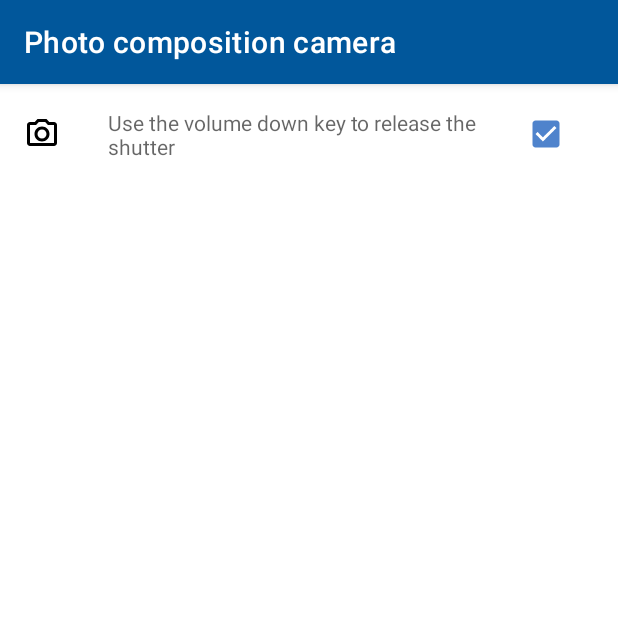
After one commit to takusan23/KanemochiCamera, an Android app: the PreferenceActivity screen opened directly, with no data from a screen before it, on a phone screen of 412 x 824 dp, the top half of it. The commit adds this screen. Run offline under Robolectric (Android 15) with nearby library versions, the phone set to English and light mode, and no system bars; our stand-ins replace androidx.preference.

Commit message:
音量-でシャッターを切れるようにした

```diff
--- a/app/src/main/AndroidManifest.xml
+++ b/app/src/main/AndroidManifest.xml
@@ -3,7 +3,7 @@
     package="io.github.takusan23.kanemochicamera">
 
     <uses-permission android:name="android.permission.CAMERA" />
-        <uses-permission android:name="android.permission.READ_EXTERNAL_STORAGE" />
+    <uses-permission android:name="android.permission.READ_EXTERNAL_STORAGE" />
 
     <application
         android:allowBackup="true"
@@ -12,7 +12,8 @@
         android:roundIcon="@mipmap/ic_launcher_round"
         android:supportsRtl="true"
         android:theme="@style/AppTheme">
-        <activity android:name=".LicenceActivity"></activity>
+        <activity android:name=".PreferenceActivity"></activity>
+        <activity android:name=".LicenceActivity" />
         <activity
             android:name=".ThisApp"
             android:label="@string/this_app" />
--- /dev/null
+++ b/app/src/main/java/io/github/takusan23/kanemochicamera/PreferenceActivity.kt
@@ -0,0 +1,17 @@
+package io.github.takusan23.kanemochicamera
+
+import androidx.appcompat.app.AppCompatActivity
+import android.os.Bundle
+
+class PreferenceActivity : AppCompatActivity() {
+
+    override fun onCreate(savedInstanceState: Bundle?) {
+        super.onCreate(savedInstanceState)
+        setContentView(R.layout.activity_preference)
+
+        supportFragmentManager.beginTransaction()
+            .replace(R.id.activity_preference_linearlayout,PreferenceFragment())
+            .commit()
+
+    }
+}
--- /dev/null
+++ b/app/src/main/java/io/github/takusan23/kanemochicamera/PreferenceFragment.kt
@@ -0,0 +1,13 @@
+package io.github.takusan23.kanemochicamera
+
+import android.os.Bundle
+import androidx.fragment.app.Fragment
+import androidx.preference.PreferenceFragmentCompat
+
+class PreferenceFragment :PreferenceFragmentCompat(){
+
+    override fun onCreatePreferences(savedInstanceState: Bundle?, rootKey: String?) {
+        addPreferencesFromResource(R.xml.preference)
+    }
+
+}
--- /dev/null
+++ b/app/src/main/res/layout/activity_preference.xml
@@ -0,0 +1,11 @@
+<?xml version="1.0" encoding="utf-8"?>
+<LinearLayout xmlns:android="http://schemas.android.com/apk/res/android"
+    xmlns:app="http://schemas.android.com/apk/res-auto"
+    xmlns:tools="http://schemas.android.com/tools"
+    android:id="@+id/activity_preference_linearlayout"
+    android:layout_width="match_parent"
+    android:layout_height="match_parent"
+    tools:context=".PreferenceActivity"
+    tools:visibility="invisible">
+
+</LinearLayout>
--- a/app/src/main/res/menu/main_menu.xml
+++ b/app/src/main/res/menu/main_menu.xml
@@ -1,4 +1,7 @@
 <menu xmlns:android="http://schemas.android.com/apk/res/android">
+    <item
+        android:id="@+id/main_menu_settings"
+        android:title="@string/setting"></item>
     <item
         android:id="@+id/main_menu_this_app"
         android:title="@string/this_app"></item>
--- a/app/src/main/res/values/strings.xml
+++ b/app/src/main/res/values/strings.xml
@@ -36,4 +36,5 @@
     <string name="add_paint">Add paint</string>
     <string name="draw">To draw</string>
     <string name="paint_back">Move back one</string>
+    <string name="setting_take_volume_key_down_title">Use the volume down key to release the shutter</string>
 </resources>
--- /dev/null
+++ b/app/src/main/res/xml/preference.xml
@@ -0,0 +1,8 @@
+<?xml version="1.0" encoding="utf-8"?>
+<PreferenceScreen xmlns:android="http://schemas.android.com/apk/res/android">
+    <CheckBoxPreference
+        android:defaultValue="true"
+        android:icon="@drawable/ic_camera_alt_24px"
+        android:key="setting_take_volume_down"
+        android:summary="@string/setting_take_volume_key_down_title" />
+</PreferenceScreen>
```
Also changed, not shown: app/src/main/java/io/github/takusan23/kanemochicamera/MainActivity.kt (+33 -15 lines), 1 other file.
